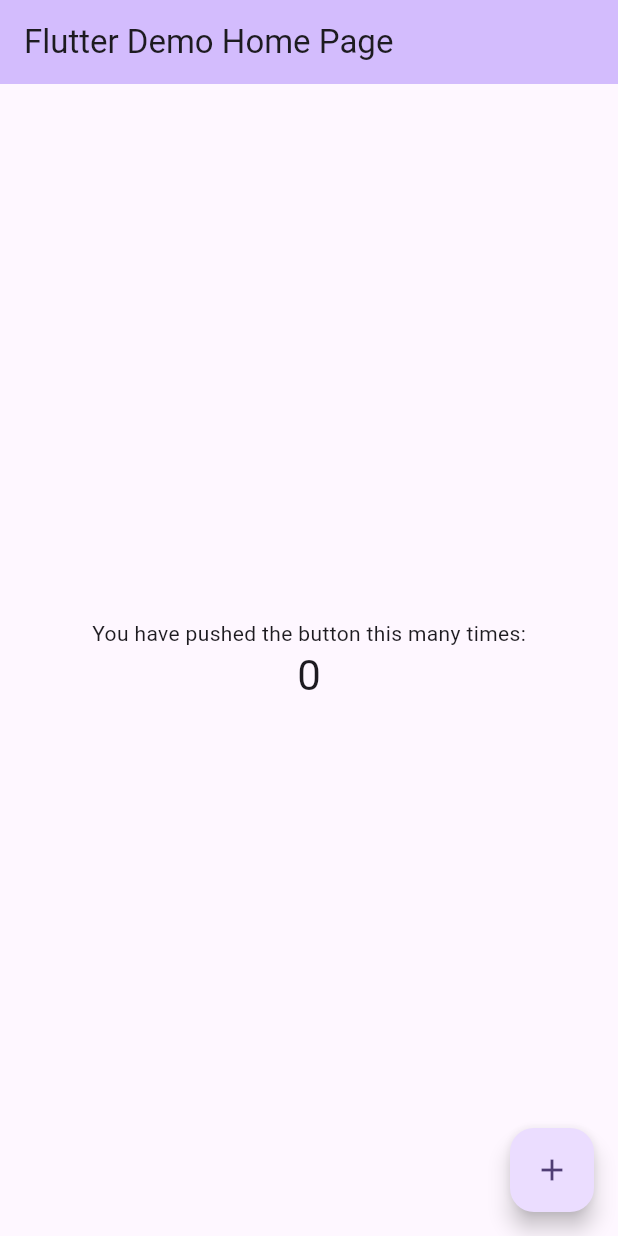
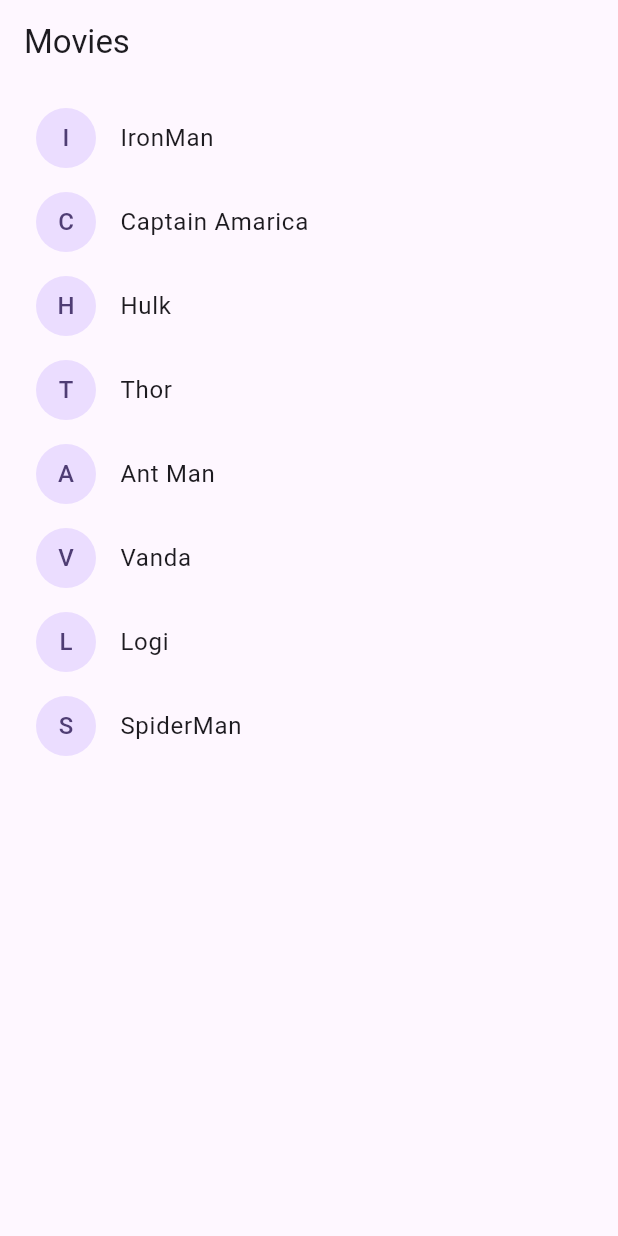
Before and after one commit to KhunchayNe/movie_app, a Flutter app: the screen it shows after launch, on a phone screen of 412 x 824 dp. Run offline on Flutter 3.47's test engine with Material 3 defaults, Android fonts, the phone set to English and light mode, and no system bars.

Commit message:
titleList

```diff
--- a/lib/main.dart
+++ b/lib/main.dart
@@ -1,7 +1,10 @@
 import 'package:flutter/material.dart';
+import 'package:movie_app/providers/movieProvider.dart';
+import 'package:provider/provider.dart';
 
 void main() {
-  runApp(const MyApp());
+  runApp(ChangeNotifierProvider(
+      create: (context) => MovieProvider(), child: const MyApp()));
 }
 
 class MyApp extends StatelessWidget {
@@ -11,115 +14,61 @@ class MyApp extends StatelessWidget {
   @override
   Widget build(BuildContext context) {
     return MaterialApp(
-      title: 'Flutter Demo',
-      theme: ThemeData(
-        // This is the theme of your application.
-        //
-        // TRY THIS: Try running your application with "flutter run". You'll see
-        // the application has a purple toolbar. Then, without quitting the app,
-        // try changing the seedColor in the colorScheme below to Colors.green
-        // and then invoke "hot reload" (save your changes or press the "hot
-        // reload" button in a Flutter-supported IDE, or press "r" if you used
-        // the command line to start the app).
-        //
-        // Notice that the counter didn't reset back to zero; the application
-        // state is not lost during the reload. To reset the state, use hot
-        // restart instead.
-        //
-        // This works for code too, not just values: Most code changes can be
-        // tested with just a hot reload.
-        colorScheme: ColorScheme.fromSeed(seedColor: Colors.deepPurple),
-        useMaterial3: true,
+        title: 'Flutter Demo',
+        debugShowCheckedModeBanner: false,
+        theme: ThemeData(
+          colorScheme: ColorScheme.fromSeed(seedColor: Colors.deepPurple),
+          useMaterial3: true,
+        ),
+        home: const Home());
+  }
+}
+
+class Home extends StatefulWidget {
+  const Home({super.key});
+
+  @override
+  State<Home> createState() => _HomeState();
+}
+
+class _HomeState extends State<Home> {
+  @override
+  Widget build(BuildContext context) {
+    final movies = Provider.of<MovieProvider>(context).loadMovie();
+    return Scaffold(
+      appBar: AppBar(
+        title: const Text('Movies'),
       ),
-      home: const MyHomePage(title: 'Flutter Demo Home Page'),
+      body: Center(
+        child: ListView.builder(
+            padding: const EdgeInsets.all(8),
+            itemCount: movies.length,
+            itemBuilder: (context, index) {
+              return ListTile(
+                title: Text(movies[index]),
+                leading: CircleAvatar(
+                  child: Text(movies[index][0]),
+                ),
+              );
+              // return Card(
+              //   child: Container(
+              //       padding: EdgeInsets.all(8),
+              //       child: Row(
+              //         mainAxisAlignment: MainAxisAlignment.spaceBetween,
+              //         children: [
+              //           Text(movie[index]),
+              //           IconButton(
+              //             onPressed: () {
+              //               print('$index, ${movie[index]}');
+              //             },
+              //             icon: const Icon(Icons.ac_unit_sharp),
+              //             color: Colors.amber,
+              //           ),
+              //         ],
+              //       )),
+              // );
+            }),
+      ),
     );
   }
 }
-
-class MyHomePage extends StatefulWidget {
-  const MyHomePage({super.key, required this.title});
-
-  // This widget is the home page of your application. It is stateful, meaning
-  // that it has a State object (defined below) that contains fields that affect
-  // how it looks.
-
-  // This class is the configuration for the state. It holds the values (in this
-  // case the title) provided by the parent (in this case the App widget) and
-  // used by the build method of the State. Fields in a Widget subclass are
-  // always marked "final".
-
-  final String title;
-
-  @override
-  State<MyHomePage> createState() => _MyHomePageState();
-}
-
-class _MyHomePageState extends State<MyHomePage> {
-  int _counter = 0;
-
-  void _incrementCounter() {
-    setState(() {
-      // This call to setState tells the Flutter framework that something has
-      // changed in this State, which causes it to rerun the build method below
-      // so that the display can reflect the updated values. If we changed
-      // _counter without calling setState(), then the build method would not be
-      // called again, and so nothing would appear to happen.
-      _counter++;
-    });
-  }
-
-  @override
-  Widget build(BuildContext context) {
-    // This method is rerun every time setState is called, for instance as done
-    // by the _incrementCounter method above.
-    //
-    // The Flutter framework has been optimized to make rerunning build methods
-    // fast, so that you can just rebuild anything that needs updating rather
-    // than having to individually change instances of widgets.
-    return Scaffold(
-      appBar: AppBar(
-        // TRY THIS: Try changing the color here to a specific color (to
-        // Colors.amber, perhaps?) and trigger a hot reload to see the AppBar
-        // change color while the other colors stay the same.
-        backgroundColor: Theme.of(context).colorScheme.inversePrimary,
-        // Here we take the value from the MyHomePage object that was created by
-        // the App.build method, and use it to set our appbar title.
-        title: Text(widget.title),
-      ),
-      body: Center(
-        // Center is a layout widget. It takes a single child and positions it
-        // in the middle of the parent.
-        child: Column(
-          // Column is also a layout widget. It takes a list of children and
-          // arranges them vertically. By default, it sizes itself to fit its
-          // children horizontally, and tries to be as tall as its parent.
-          //
-          // Column has various properties to control how it sizes itself and
-          // how it positions its children. Here we use mainAxisAlignment to
-          // center the children vertically; the main axis here is the vertical
-          // axis because Columns are vertical (the cross axis would be
-          // horizontal).
-          //
-          // TRY THIS: Invoke "debug painting" (choose the "Toggle Debug Paint"
-          // action in the IDE, or press "p" in the console), to see the
-          // wireframe for each widget.
-          mainAxisAlignment: MainAxisAlignment.center,
-          children: <Widget>[
-            const Text(
-              'You have pushed the button this many times:',
-            ),
-            Text(
-              '$_counter',
-              style: Theme.of(context).textTheme.headlineMedium,
-            ),
-          ],
-        ),
-      ),
-      floatingActionButton: FloatingActionButton(
-        onPressed: _incrementCounter,
-        tooltip: 'Increment',
-        child: const Icon(Icons.add),
-      ), // This trailing comma makes auto-formatting nicer for build methods.
-    );
-  }
-}
--- /dev/null
+++ b/lib/providers/movieProvider.dart
@@ -0,0 +1,20 @@
+import 'package:flutter/material.dart';
+
+class MovieProvider extends ChangeNotifier {
+  final List<String> _movieList = [
+    'IronMan',
+    'Captain Amarica',
+    'Hulk',
+    'Thor',
+    'Ant Man',
+    'Vanda',
+    'Logi',
+    'SpiderMan'
+  ];
+
+  List<String> get movieList => _movieList;
+
+  List<String> loadMovie() {
+    return _movieList;
+  }
+}
```
